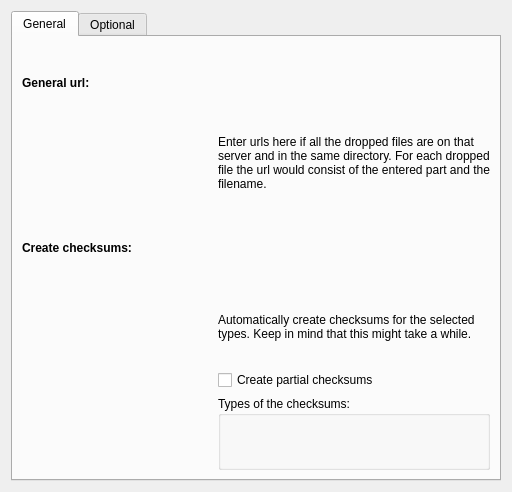
Above: ui/metalinkcreator/dragdlg.ui from KDE/kget before the change. Below: the same form after it.
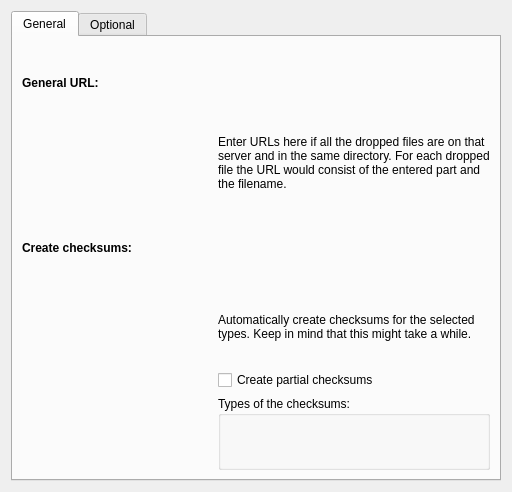
That is the form after the change. Custom widgets are drawn as their Qt base class.

Patch:
```diff
--- a/ui/metalinkcreator/dragdlg.ui
+++ b/ui/metalinkcreator/dragdlg.ui
@@ -37,7 +37,7 @@
           </font>
          </property>
          <property name="text">
-          <string>General url:</string>
+          <string>General URL:</string>
          </property>
         </widget>
        </item>
@@ -89,7 +89,7 @@
        <item row="1" column="1">
         <widget class="QLabel" name="label_4">
          <property name="text">
-          <string>Enter urls here if all the dropped files are on that server and in the same directory. For each dropped file the url would consist of the entered part and the filename.</string>
+          <string>Enter URLs here if all the dropped files are on that server and in the same directory. For each dropped file the URL would consist of the entered part and the filename.</string>
          </property>
          <property name="wordWrap">
           <bool>true</bool>
```
